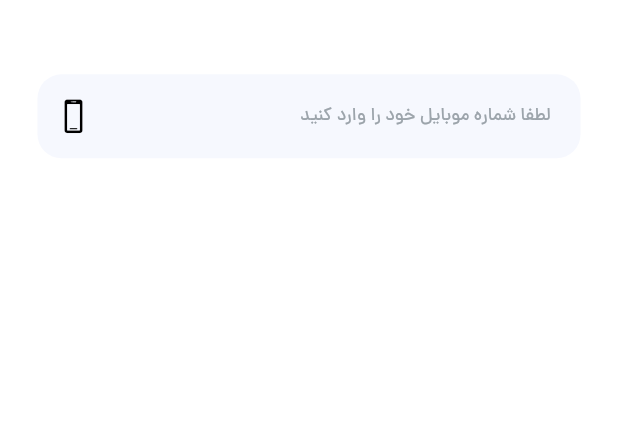
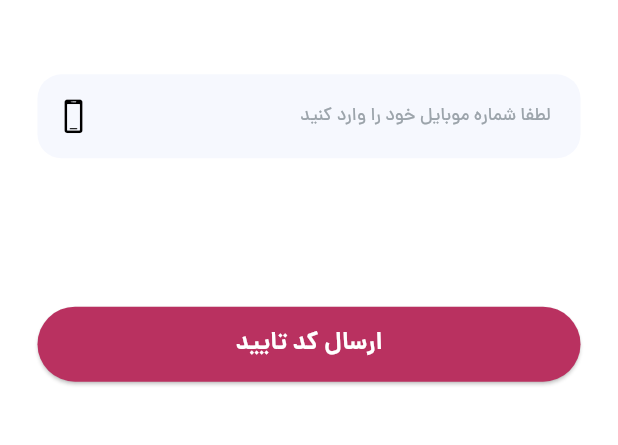
Before and after one commit to mohammad-dehghanifard/FlutterWatchStore, a Flutter app: the screen it shows after launch, on a phone screen of 412 x 824 dp, the part 452-897 px from its top. Run offline on Flutter 3.47's test engine with Material 3 defaults, Android fonts, the phone set to English and light mode, and no system bars; our stand-ins replace dio, flutter_svg, get_it, smooth_page_indicator; generated files the repository leaves out were written again.

Commit message:
refactor WatchMainButton custom widget

```diff
--- a/lib/core/resources/theme.dart
+++ b/lib/core/resources/theme.dart
@@ -20,6 +20,7 @@ class WatchTheme{
           titleLarge: TextStyle(color: Color(0xFF282837),fontWeight: FontWeight.bold,fontSize: 24),
           displaySmall: TextStyle(color: Color(0xFF282837),fontWeight: FontWeight.w300,fontSize: 12),
           bodySmall: TextStyle(color: Color(0xFF9CA4AB),fontWeight: FontWeight.w500,fontSize: 12),
+          titleMedium: TextStyle(color: Color(0xFF282837),fontWeight: FontWeight.bold,fontSize: 16),
       )
     );
   }
--- a/lib/core/widgets/watch_main_button_widget.dart
+++ b/lib/core/widgets/watch_main_button_widget.dart
@@ -7,16 +7,14 @@ class WatchMainButton extends StatelessWidget {
     Key? key,
     required this.title,
     required this.onTap,
-    required this.style,
-    this.width = 380,
-    this.height = 45,
+    this.width = double.infinity,
+    this.height = 50,
   }) : super(key: key);
 
   final String title;
   final Function() onTap;
   final double width;
   final double height;
-  final ButtonStyle style;
 
   @override
   Widget build(BuildContext context) {
@@ -25,8 +23,11 @@ class WatchMainButton extends StatelessWidget {
       height: height,
       child: ElevatedButton(
           onPressed: onTap,
-          style: style,
-          child: Text(title,style: LightTextStyle.mainButtonStyle)),
+          style: ButtonStyle(
+            backgroundColor: MaterialStatePropertyAll(Theme.of(context).colorScheme.primary),
+            minimumSize: MaterialStatePropertyAll(Size(width,height))
+          ),
+          child: Text(title,style: Theme.of(context).textTheme.titleMedium!.apply(color: Colors.white))),
     );
   }
 }
--- a/lib/features/auth/presentation/pages/send_otp_page.dart
+++ b/lib/features/auth/presentation/pages/send_otp_page.dart
@@ -1,5 +1,6 @@
 import 'package:flutter/cupertino.dart';
 import 'package:flutter/material.dart';
+import 'package:flutter_watch_store/core/widgets/watch_main_button_widget.dart';
 import 'package:flutter_watch_store/core/widgets/watch_text_field.dart';
 import 'package:flutter_watch_store/gen/assets.gen.dart';
 
@@ -48,7 +49,10 @@ class SendOtpScreen extends StatelessWidget {
                             inputType: TextInputType.phone,
                             icon: CupertinoIcons.device_phone_portrait,
                             hintText: "لطفا شماره موبایل خود را وارد کنید",
-                          )
+                          ),
+                          SizedBox(height: size.height * 0.12),
+                          // button
+                          WatchMainButton( onTap: () {},title: "ارسال کد تایید")
                         ],
                       ),
                     ),
```
